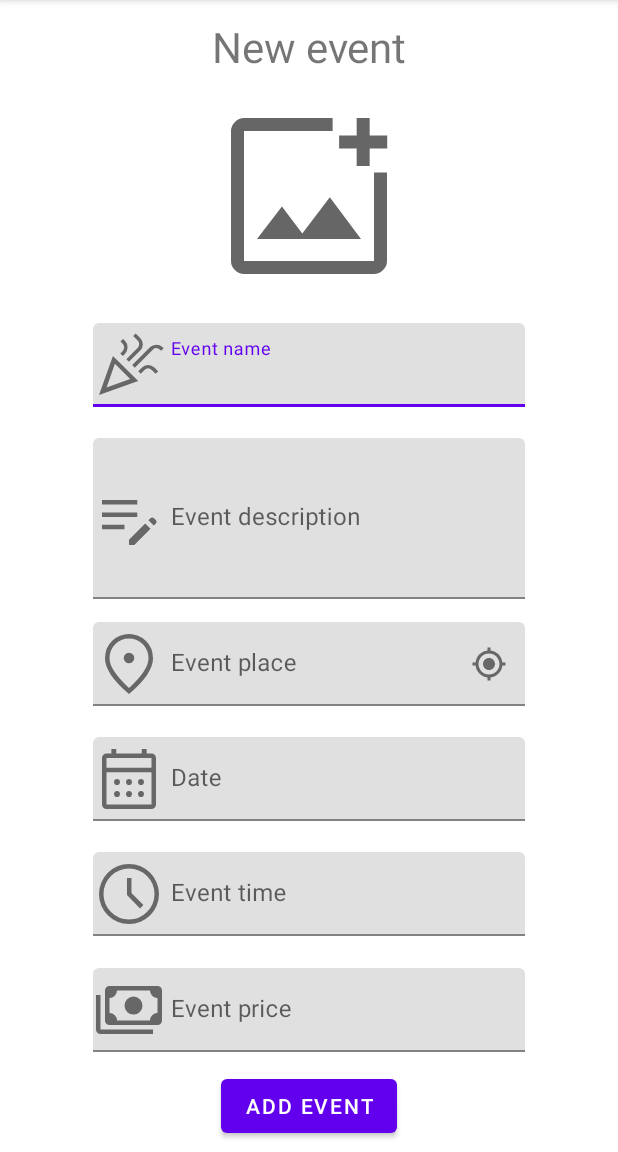
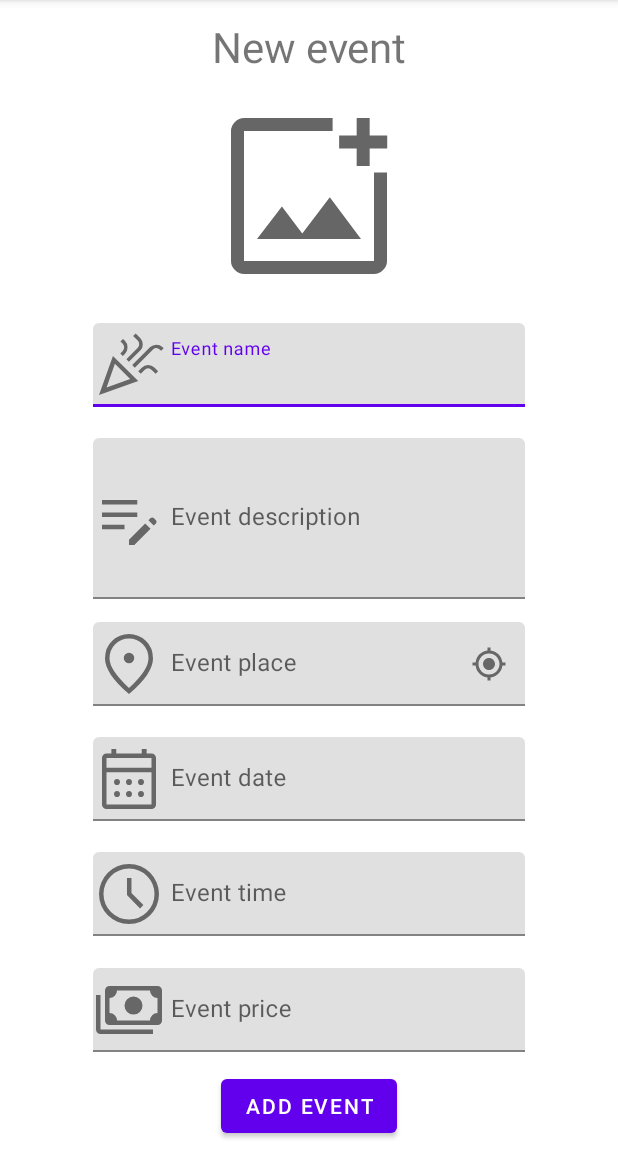
Before and after one commit to AlessandroZirondelli/TicketEventApp, an Android app: the screen it shows after launch (RegLogActivity), on a phone screen of 412 x 824 dp, the part 84-1236 px from its top. Run offline under Robolectric (Android 15) with nearby library versions, the phone set to English and light mode, and no system bars.

Commit message:
Add translations in string.xml and add empty fragment_add_event landscape

```diff
--- /dev/null
+++ b/app/src/main/res/layout-land/fragment_add_event.xml
@@ -0,0 +1,6 @@
+<?xml version="1.0" encoding="utf-8"?>
+<androidx.constraintlayout.widget.ConstraintLayout xmlns:android="http://schemas.android.com/apk/res/android"
+    android:layout_width="match_parent"
+    android:layout_height="match_parent">
+
+</androidx.constraintlayout.widget.ConstraintLayout>
--- a/app/src/main/res/values/strings.xml
+++ b/app/src/main/res/values/strings.xml
@@ -22,12 +22,12 @@
     <string name="acc_event_place">Field to insert the event place</string>
     <string name="event_place">Event place</string>
     <string name="event_description">Event description</string>
-    <string name="event_date">Date</string>
+    <string name="event_date">Event date</string>
     <string name="acc_event_date">Field to insert the event date</string>
     <string name="event_price">Event price</string>
-    <string name="acc_event_price">Price</string>
+    <string name="acc_event_price">Field to insert the event price</string>
     <string name="event_time">Event time</string>
-    <string name="acc_event_time">Field to insert the event price</string>
+    <string name="acc_event_time">Field to insert the event time</string>
     <string name="add_event">Add event</string>
 
 </resources>
```
Also changed, not shown: 1 other file.
